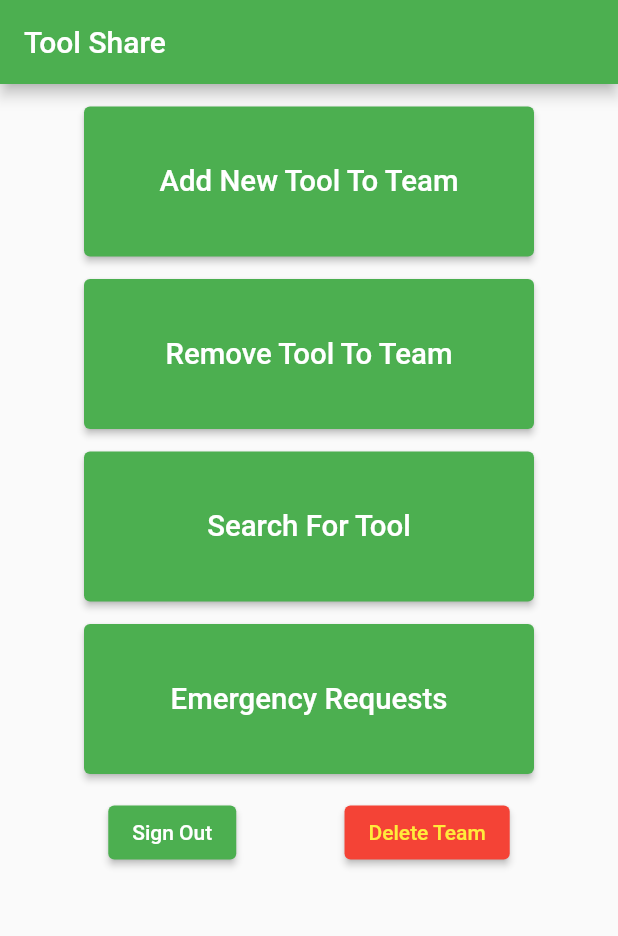
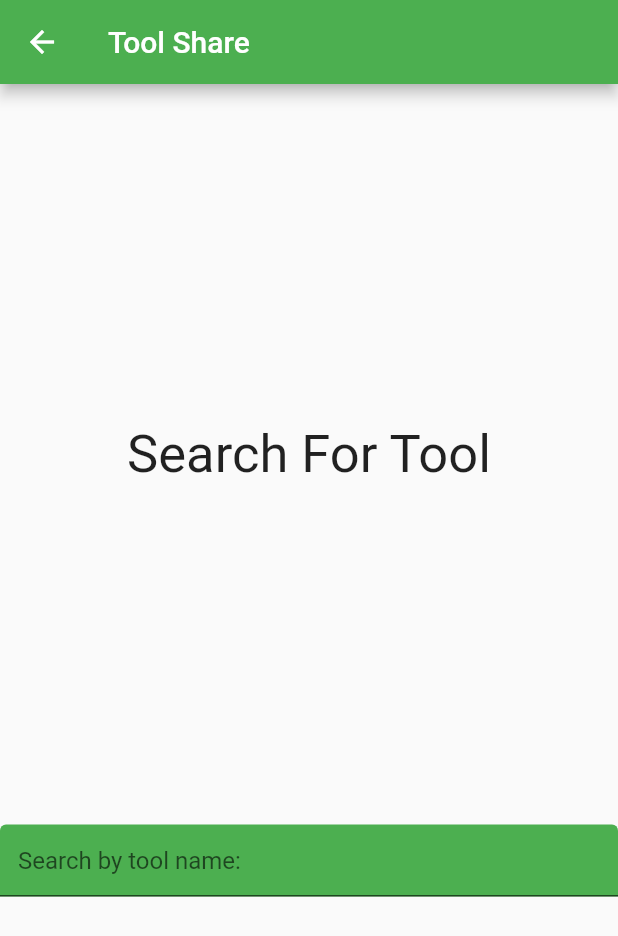
Before and after one commit to mscott999/Tool-Share, a Flutter app: the HomeView screen opened directly, after a tap on "Search For Tool", on a phone screen of 412 x 824 dp. Shown: the top 936 px of the screen. Run offline on Flutter 3.47's test engine with Material 2 defaults, Android fonts, the phone set to English and light mode, and no system bars; our stand-ins replace google_maps_flutter, numberpicker.

Commit message:
SearchTool Autofill complete

```diff
--- a/lib/main.dart
+++ b/lib/main.dart
@@ -3,7 +3,6 @@ import 'dart:io';
 import 'package:flutter/material.dart';
 import 'package:path_provider/path_provider.dart';
 import 'package:tool_share/view/loginView.dart';
-
 import 'model/Team.dart';
 
 File? _teamCSV;
--- a/lib/model/Team.dart
+++ b/lib/model/Team.dart
@@ -28,6 +28,10 @@ class Team {
     print(_toolList.toString());
   }
 
+  void removeTool(Tool tool) {
+    _toolList.remove(tool);
+  }
+
   int compareTo(Team team) {
     return _number.compareTo(team.getNumber());
   }
--- a/lib/view/AddToolView.dart
+++ b/lib/view/AddToolView.dart
@@ -4,7 +4,7 @@ import 'package:numberpicker/numberpicker.dart';
 import 'package:tool_share/viewmodel/AddToolViewModel.dart';
 
 class AddToolView extends StatefulWidget {
-  _AddToolViewState createState() => new _AddToolViewState();
+  _AddToolViewState createState() => _AddToolViewState();
 }
 
 class _AddToolViewState extends State<AddToolView> {
--- a/lib/view/HomeView.dart
+++ b/lib/view/HomeView.dart
@@ -1,5 +1,4 @@
 import 'package:flutter/material.dart';
-
 import '../viewmodel/HomeViewModel.dart';
 
 class HomeView extends StatelessWidget {
@@ -44,7 +43,7 @@ class HomeView extends StatelessWidget {
                       fixedSize: const Size(300, 100),
                     ),
                     onPressed: () {
-                      null;
+                      HomeViewModel.routeToDeleteTool(context);
                     },
                     child:
                         const Text('Remove Tool To Team', textScaleFactor: 1.4),
@@ -61,7 +60,7 @@ class HomeView extends StatelessWidget {
                       fixedSize: const Size(300, 100),
                     ),
                     onPressed: () {
-                      null;
+                      HomeViewModel.routeToSearchTool(context);
                     },
                     child: const Text('Search For Tool', textScaleFactor: 1.4),
                   ),
--- /dev/null
+++ b/lib/view/SearchToolView.dart
@@ -0,0 +1,59 @@
+import 'package:flutter/cupertino.dart';
+import 'package:flutter/material.dart';
+import 'package:tool_share/main.dart';
+import 'package:tool_share/model/Team.dart';
+import 'package:tool_share/viewmodel/SearchToolViewModel.dart';
+
+class SearchToolView extends StatelessWidget {
+  Widget build(BuildContext context) {
+    return Scaffold(
+      appBar: AppBar(title: const Text('Tool Share')),
+      body: Column(mainAxisAlignment: MainAxisAlignment.spaceEvenly, children: [
+        const Text('Search For Tool', style: TextStyle(fontSize: 35)),
+        _AutoCompleteBox(),
+      ]),
+    );
+  }
+}
+
+class _AutoCompleteBox extends StatelessWidget {
+  static late List<String> _toolNames;
+
+  Widget build(BuildContext context) {
+    _toolNames = SearchToolViewModel.getToolNames();
+    return Autocomplete(
+      optionsBuilder: (TextEditingValue textEditingValue) {
+        if (textEditingValue.text == '') {
+          return const Iterable<String>.empty();
+        }
+        return _toolNames.where((String _option) {
+          return _option.contains(textEditingValue.text.toLowerCase());
+        });
+      },
+      onSelected: (String _option) {
+        SearchToolViewModel.searchForTool(_option);
+      },
+      fieldViewBuilder: ((BuildContext context,
+          TextEditingController fieldTextEditingController,
+          FocusNode fieldFocusNode,
+          VoidCallback onFieldSubmitted) {
+        return TextField(
+          controller: fieldTextEditingController,
+          focusNode: fieldFocusNode,
+          decoration: InputDecoration(
+            hintText: 'Search by tool name:',
+            filled: true,
+            fillColor: Colors.green,
+          ),
+          onSubmitted: (String string) {
+            if (_toolNames.contains(string)) {
+              SearchToolViewModel.searchForTool(string);
+            } else {
+              print('bruh');
+            }
+          },
+        );
+      }),
+    );
+  }
+}
--- a/lib/viewmodel/HomeViewModel.dart
+++ b/lib/viewmodel/HomeViewModel.dart
@@ -1,10 +1,21 @@
 import 'package:flutter/material.dart';
-
 import '../view/AddToolView.dart';
+import '../view/DeleteToolView.dart';
+import '../view/SearchToolView.dart';
 
 class HomeViewModel {
   static void routeToAddTool(context) {
     Navigator.of(context)
         .push(MaterialPageRoute(builder: ((context) => AddToolView())));
   }
+
+  static void routeToDeleteTool(context) {
+    Navigator.of(context)
+        .push(MaterialPageRoute(builder: ((context) => DeleteToolView())));
+  }
+
+  static void routeToSearchTool(context) {
+    Navigator.of(context)
+        .push(MaterialPageRoute(builder: ((context) => SearchToolView())));
+  }
 }
--- /dev/null
+++ b/lib/viewmodel/SearchToolViewModel.dart
@@ -0,0 +1,21 @@
+import '../main.dart';
+import '../model/Tool.dart';
+
+class SearchToolViewModel {
+  static List<String> getToolNames() {
+    List<String> _sortedResults = [];
+    getTeamMap().forEach((key, value) {
+      value.getToolList().forEach((Tool tool) {
+        _sortedResults.add(tool.getTitle());
+      });
+    });
+    _sortedResults = _sortedResults.toSet().toList();
+    _sortedResults.sort();
+    return _sortedResults;
+  }
+
+  static void searchForTool(String name) {
+    null;
+    print('Searching for ' + name);
+  }
+}
```
Also changed, not shown: lib/view/DeleteToolView.dart (added, +55 -0 lines), lib/viewmodel/AddToolViewModel.dart (+41 -10 lines), lib/viewmodel/DeleteToolViewModel.dart (added, +72 -0 lines).
